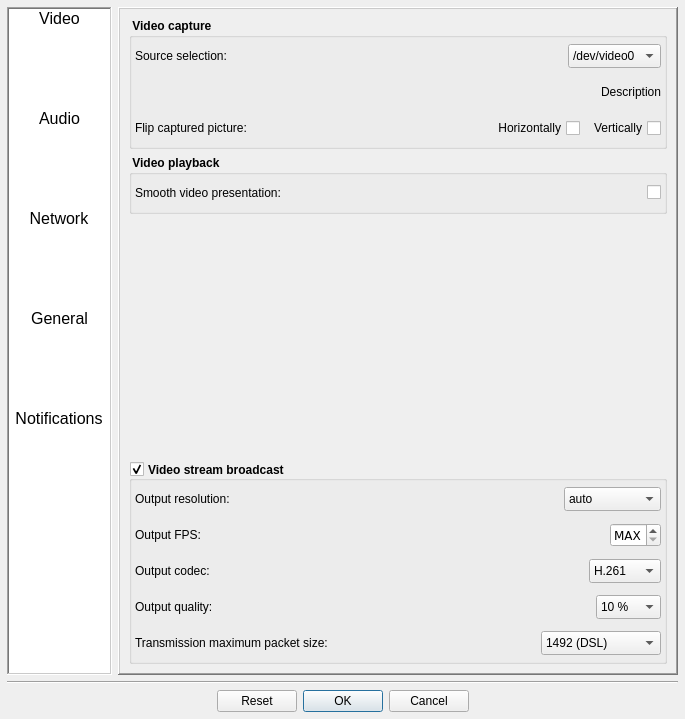
Qt form Homer/forms/Dialogs/ConfigurationDialog.ui (Homer-Conferencing/Homer-Conferencing) before a commit.
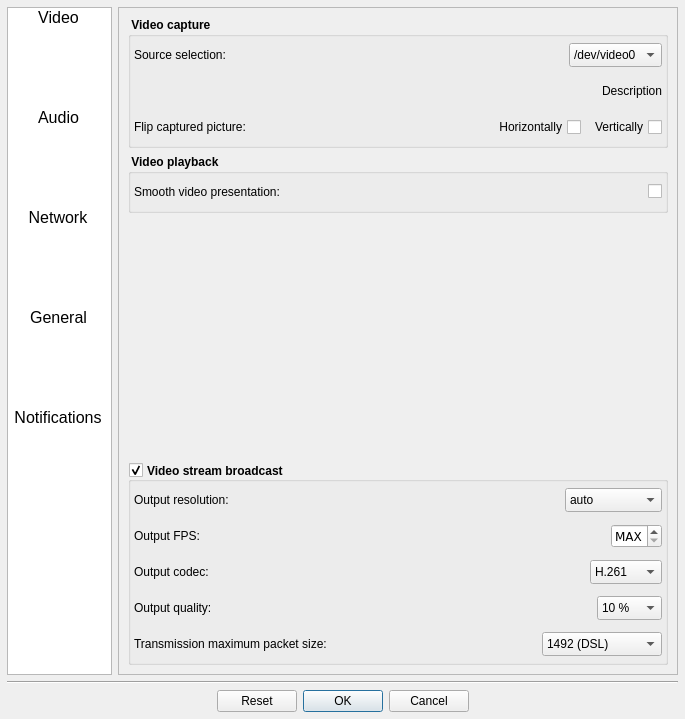
The same form after that commit. Icons and pictures are not drawn.

Patch:
```diff
--- a/Homer/forms/Dialogs/ConfigurationDialog.ui
+++ b/Homer/forms/Dialogs/ConfigurationDialog.ui
@@ -44,7 +44,7 @@
         </font>
        </property>
        <property name="frameShape">
-        <enum>QFrame::WinPanel</enum>
+        <enum>QFrame::StyledPanel</enum>
        </property>
        <property name="frameShadow">
         <enum>QFrame::Sunken</enum>
@@ -167,7 +167,7 @@
         </font>
        </property>
        <property name="frameShape">
-        <enum>QFrame::WinPanel</enum>
+        <enum>QFrame::StyledPanel</enum>
        </property>
        <property name="frameShadow">
         <enum>QFrame::Raised</enum>
```
Left out of the diff: 10 changed lines with no effect on the pictures.
